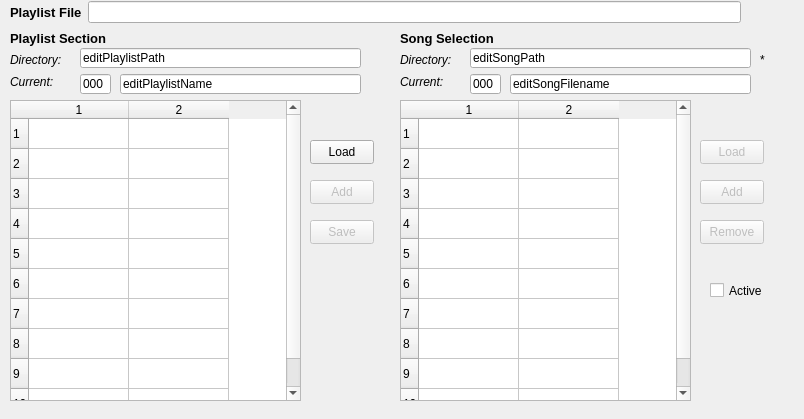
Qt form seq_qt5/forms/qplaylistframe.ui (ahlstromcj/sequencer64) before a commit.
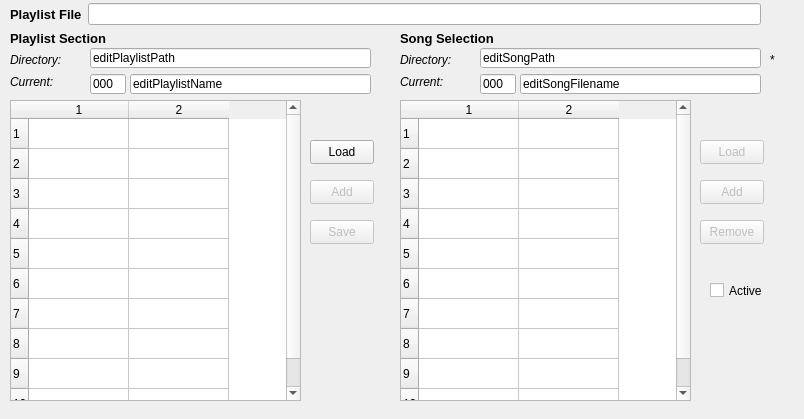
The same form after that commit.

```diff
--- a/seq_qt5/forms/qplaylistframe.ui
+++ b/seq_qt5/forms/qplaylistframe.ui
@@ -66,7 +66,7 @@
     <rect>
      <x>10</x>
      <y>74</y>
-     <width>61</width>
+     <width>71</width>
      <height>16</height>
     </rect>
    </property>
@@ -104,8 +104,8 @@
     <rect>
      <x>400</x>
      <y>74</y>
-     <width>59</width>
-     <height>15</height>
+     <width>71</width>
+     <height>16</height>
     </rect>
    </property>
    <property name="font">
@@ -122,7 +122,7 @@
     <rect>
      <x>10</x>
      <y>52</y>
-     <width>61</width>
+     <width>74</width>
      <height>16</height>
     </rect>
    </property>
@@ -140,7 +140,7 @@
     <rect>
      <x>400</x>
      <y>52</y>
-     <width>61</width>
+     <width>74</width>
      <height>16</height>
     </rect>
    </property>
@@ -243,8 +243,8 @@
     <rect>
      <x>10</x>
      <y>0</y>
-     <width>731</width>
-     <height>25</height>
+     <width>751</width>
+     <height>29</height>
     </rect>
    </property>
    <layout class="QHBoxLayout" name="horizPlaylistFileLayout">
@@ -336,7 +336,7 @@
     <rect>
      <x>710</x>
      <y>280</y>
-     <width>61</width>
+     <width>81</width>
      <height>21</height>
     </rect>
    </property>
@@ -350,7 +350,7 @@
   <widget class="QLineEdit" name="editPlaylistPath">
    <property name="geometry">
     <rect>
-     <x>80</x>
+     <x>90</x>
      <y>48</y>
      <width>281</width>
      <height>20</height>
@@ -366,9 +366,9 @@
   <widget class="QLineEdit" name="editPlaylistNumber">
    <property name="geometry">
     <rect>
-     <x>80</x>
+     <x>90</x>
      <y>74</y>
-     <width>31</width>
+     <width>36</width>
      <height>20</height>
     </rect>
    </property>
@@ -382,7 +382,7 @@
   <widget class="QLineEdit" name="editPlaylistName">
    <property name="geometry">
     <rect>
-     <x>120</x>
+     <x>130</x>
      <y>74</y>
      <width>241</width>
      <height>20</height>
@@ -398,7 +398,7 @@
   <widget class="QLineEdit" name="editSongPath">
    <property name="geometry">
     <rect>
-     <x>470</x>
+     <x>480</x>
      <y>48</y>
      <width>281</width>
      <height>20</height>
@@ -414,9 +414,9 @@
   <widget class="QLineEdit" name="editSongNumber">
    <property name="geometry">
     <rect>
-     <x>470</x>
+     <x>480</x>
      <y>74</y>
-     <width>31</width>
+     <width>36</width>
      <height>20</height>
     </rect>
    </property>
@@ -430,7 +430,7 @@
   <widget class="QLineEdit" name="editSongFilename">
    <property name="geometry">
     <rect>
-     <x>510</x>
+     <x>520</x>
      <y>74</y>
      <width>241</width>
      <height>20</height>
@@ -446,7 +446,7 @@
   <widget class="QLabel" name="labelDirEmbedded">
    <property name="geometry">
     <rect>
-     <x>760</x>
+     <x>770</x>
      <y>50</y>
      <width>16</width>
      <height>20</height>
```
